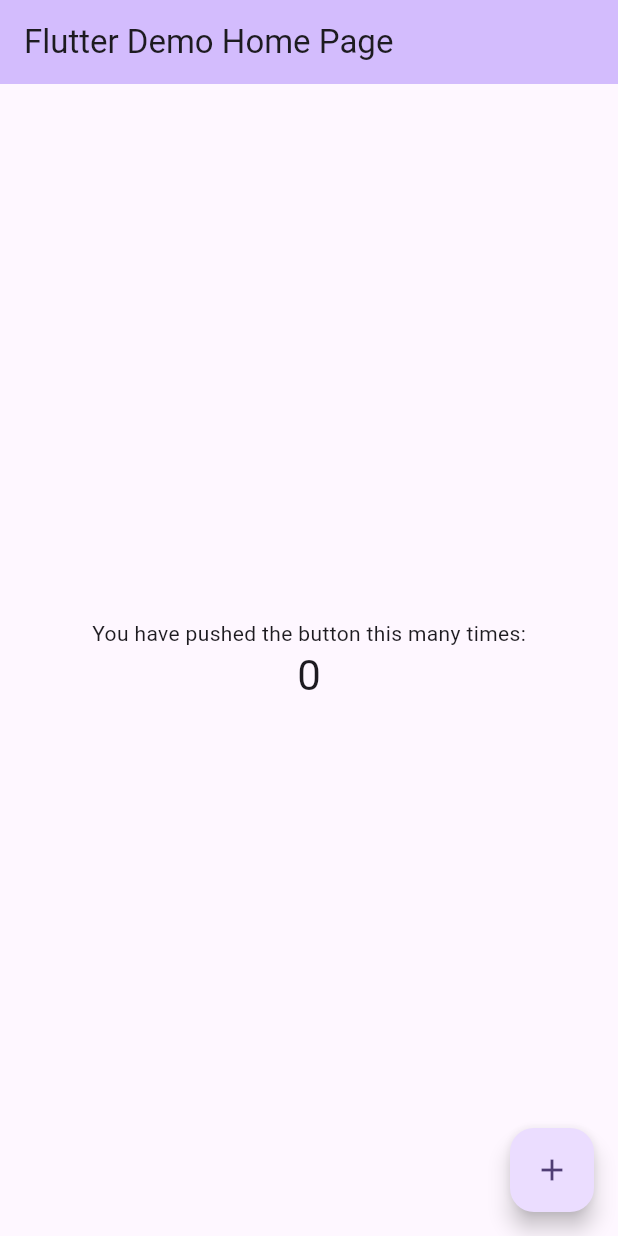
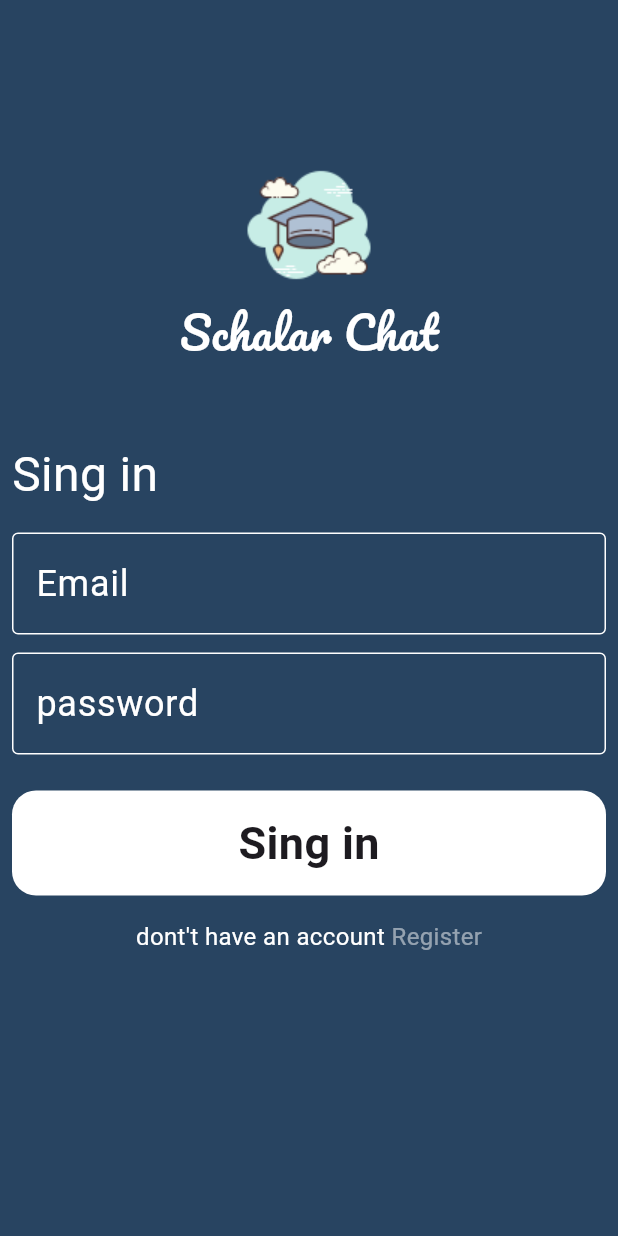
Before and after one commit to walidgamal010633/Chat-App, a Flutter app: the screen it shows after launch, on a phone screen of 412 x 824 dp. Run offline on Flutter 3.47's test engine with Material 3 defaults, Android fonts, the phone set to English and light mode, and no system bars.

Commit message:
create singin page

```diff
--- /dev/null
+++ b/lib/custom widget/custom_textfield.dart
@@ -0,0 +1,27 @@
+import 'package:flutter/material.dart';
+
+
+
+class custom_textfield extends StatelessWidget {
+  const custom_textfield({super.key, required this.hinttext});
+  final String hinttext;
+  @override
+  Widget build(BuildContext context) {
+    return TextFormField(
+      style: TextStyle(color: Colors.white, fontSize: 24),
+      decoration: InputDecoration(
+        hintText: hinttext,
+        hintStyle: TextStyle(fontSize: 24, color: Colors.white),
+        focusedBorder: OutlineInputBorder(
+          borderSide: BorderSide(color: Colors.white),
+        ),
+        enabledBorder: OutlineInputBorder(
+          borderSide: BorderSide(color: Colors.white),
+        ),
+        border: OutlineInputBorder(
+          borderSide: BorderSide(color: Colors.white),
+        ),
+      ),
+    );
+  }
+}
--- a/lib/main.dart
+++ b/lib/main.dart
@@ -1,125 +1,23 @@
+import 'package:chat_app/screen/home_page.dart';
 import 'package:flutter/material.dart';
 
 void main() {
-  runApp(const MyApp());
+  runApp(const Chat_App());
 }
 
-class MyApp extends StatelessWidget {
-  const MyApp({super.key});
+class Chat_App extends StatelessWidget {
+  const Chat_App({super.key});
 
-  // This widget is the root of your application.
   @override
   Widget build(BuildContext context) {
     return MaterialApp(
-      title: 'Flutter Demo',
-      theme: ThemeData(
-        // This is the theme of your application.
-        //
-        // TRY THIS: Try running your application with "flutter run". You'll see
-        // the application has a purple toolbar. Then, without quitting the app,
-        // try changing the seedColor in the colorScheme below to Colors.green
-        // and then invoke "hot reload" (save your changes or press the "hot
-        // reload" button in a Flutter-supported IDE, or press "r" if you used
-        // the command line to start the app).
-        //
-        // Notice that the counter didn't reset back to zero; the application
-        // state is not lost during the reload. To reset the state, use hot
-        // restart instead.
-        //
-        // This works for code too, not just values: Most code changes can be
-        // tested with just a hot reload.
-        colorScheme: ColorScheme.fromSeed(seedColor: Colors.deepPurple),
-        useMaterial3: true,
+      debugShowCheckedModeBanner: false,
+      home: Scaffold(
+
+
+        backgroundColor: Color(0xff284461),
+        body: home_page(),
       ),
-      home: const MyHomePage(title: 'Flutter Demo Home Page'),
     );
   }
 }
-
-class MyHomePage extends StatefulWidget {
-  const MyHomePage({super.key, required this.title});
-
-  // This widget is the home page of your application. It is stateful, meaning
-  // that it has a State object (defined below) that contains fields that affect
-  // how it looks.
-
-  // This class is the configuration for the state. It holds the values (in this
-  // case the title) provided by the parent (in this case the App widget) and
-  // used by the build method of the State. Fields in a Widget subclass are
-  // always marked "final".
-
-  final String title;
-
-  @override
-  State<MyHomePage> createState() => _MyHomePageState();
-}
-
-class _MyHomePageState extends State<MyHomePage> {
-  int _counter = 0;
-
-  void _incrementCounter() {
-    setState(() {
-      // This call to setState tells the Flutter framework that something has
-      // changed in this State, which causes it to rerun the build method below
-      // so that the display can reflect the updated values. If we changed
-      // _counter without calling setState(), then the build method would not be
-      // called again, and so nothing would appear to happen.
-      _counter++;
-    });
-  }
-
-  @override
-  Widget build(BuildContext context) {
-    // This method is rerun every time setState is called, for instance as done
-    // by the _incrementCounter method above.
-    //
-    // The Flutter framework has been optimized to make rerunning build methods
-    // fast, so that you can just rebuild anything that needs updating rather
-    // than having to individually change instances of widgets.
-    return Scaffold(
-      appBar: AppBar(
-        // TRY THIS: Try changing the color here to a specific color (to
-        // Colors.amber, perhaps?) and trigger a hot reload to see the AppBar
-        // change color while the other colors stay the same.
-        backgroundColor: Theme.of(context).colorScheme.inversePrimary,
-        // Here we take the value from the MyHomePage object that was created by
-        // the App.build method, and use it to set our appbar title.
-        title: Text(widget.title),
-      ),
-      body: Center(
-        // Center is a layout widget. It takes a single child and positions it
-        // in the middle of the parent.
-        child: Column(
-          // Column is also a layout widget. It takes a list of children and
-          // arranges them vertically. By default, it sizes itself to fit its
-          // children horizontally, and tries to be as tall as its parent.
-          //
-          // Column has various properties to control how it sizes itself and
-          // how it positions its children. Here we use mainAxisAlignment to
-          // center the children vertically; the main axis here is the vertical
-          // axis because Columns are vertical (the cross axis would be
-          // horizontal).
-          //
-          // TRY THIS: Invoke "debug painting" (choose the "Toggle Debug Paint"
-          // action in the IDE, or press "p" in the console), to see the
-          // wireframe for each widget.
-          mainAxisAlignment: MainAxisAlignment.center,
-          children: <Widget>[
-            const Text(
-              'You have pushed the button this many times:',
-            ),
-            Text(
-              '$_counter',
-              style: Theme.of(context).textTheme.headlineMedium,
-            ),
-          ],
-        ),
-      ),
-      floatingActionButton: FloatingActionButton(
-        onPressed: _incrementCounter,
-        tooltip: 'Increment',
-        child: const Icon(Icons.add),
-      ), // This trailing comma makes auto-formatting nicer for build methods.
-    );
-  }
-}
--- /dev/null
+++ b/lib/screen/home_page.dart
@@ -0,0 +1,11 @@
+import 'package:chat_app/screen/widget/singin_view.dart';
+import 'package:flutter/material.dart';
+
+class home_page extends StatelessWidget {
+  const home_page({super.key});
+
+  @override
+  Widget build(BuildContext context) {
+    return singin_view();
+  }
+}
--- /dev/null
+++ b/lib/screen/widget/custom_bottom.dart
@@ -0,0 +1,20 @@
+import 'package:flutter/material.dart';
+
+
+
+class custom_bottom extends StatelessWidget {
+  const custom_bottom({super.key, required this.text});
+final String text ;
+  @override
+  Widget build(BuildContext context) {
+    return  Container(
+      child: Center(child: Text(text,style: TextStyle(fontSize: 30,fontWeight: FontWeight.w600),)),
+      height: 70,
+      width: double.infinity,
+      decoration: BoxDecoration(
+        borderRadius: BorderRadius.circular(16),
+        color: Colors.white,
+        ),
+    );
+  }
+}
--- /dev/null
+++ b/lib/screen/widget/singin_view.dart
@@ -0,0 +1,84 @@
+import 'package:chat_app/custom%20widget/custom_textfield.dart';
+import 'package:chat_app/screen/widget/custom_bottom.dart';
+import 'package:flutter/material.dart';
+
+
+
+class singin_view extends StatelessWidget {
+  const singin_view({super.key});
+
+  @override
+  Widget build(BuildContext context) {
+    return  SingleChildScrollView(
+      child: Container(
+        child: Padding(
+          padding: const EdgeInsets.symmetric(horizontal: 8),
+          child: Column(
+            children: [
+             const SizedBox(
+                height: 100,
+              ),
+              Image.asset(
+                "assets/images/scholar.png",
+              ),
+            const  Text(
+                "Schalar Chat",
+                style: TextStyle(
+                  fontSize: 30,
+                  color: Colors.white,
+                  fontFamily: "Pacifico",
+                ),
+              ),
+           const   SizedBox(
+                height: 50,
+              ),
+           const   Align(
+                alignment: Alignment.bottomLeft,
+                child: Text(
+                  "Sing in",
+                  style: TextStyle(
+                    fontSize: 32,
+                    color: Colors.white,
+                  ),
+                ),
+              ),
+            const  SizedBox(
+                height: 16,
+              ),
+             const custom_textfield(
+                hinttext: "Email",
+              ),
+            const  SizedBox(
+                height: 12,
+              ),
+            const  custom_textfield(
+                hinttext: "password",
+              ),
+             const SizedBox(height: 24,),
+            const  custom_bottom(
+                text: "Sing in",
+              ),
+            const  SizedBox(height: 16,),
+              Row(
+                mainAxisAlignment: MainAxisAlignment.center,
+                children: [
+               const   Text("dont't have an account ",style: TextStyle(
+                    fontSize: 16,
+                    color: Colors.white,
+                  ),),
+                  InkWell(onTap: () {
+
+                  },
+                    child: Text("Register",style: TextStyle(
+                    fontSize: 16,
+                    color: Colors.white.withOpacity(0.5),
+                  ),),)
+                ],
+              )
+            ],
+          ),
+        ),
+      ),
+    );
+  }
+}
```
Also changed, not shown: pubspec.yaml (+6 -6 lines), assets/fonts/Pacifico-Regular.ttf (added), assets/images/scholar.png (added).
